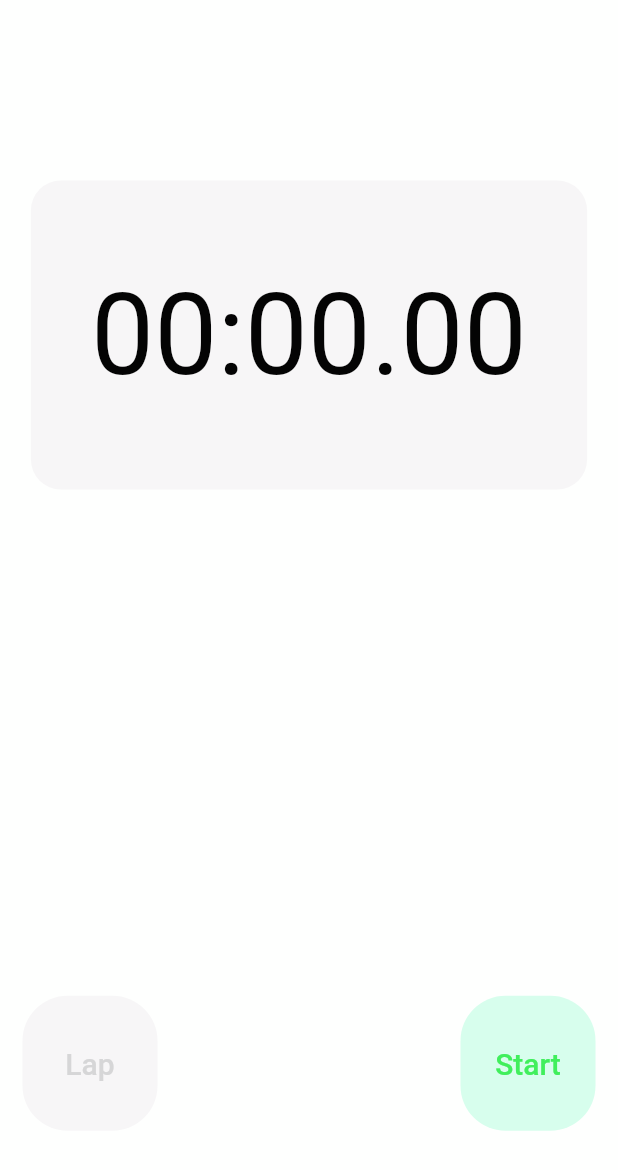
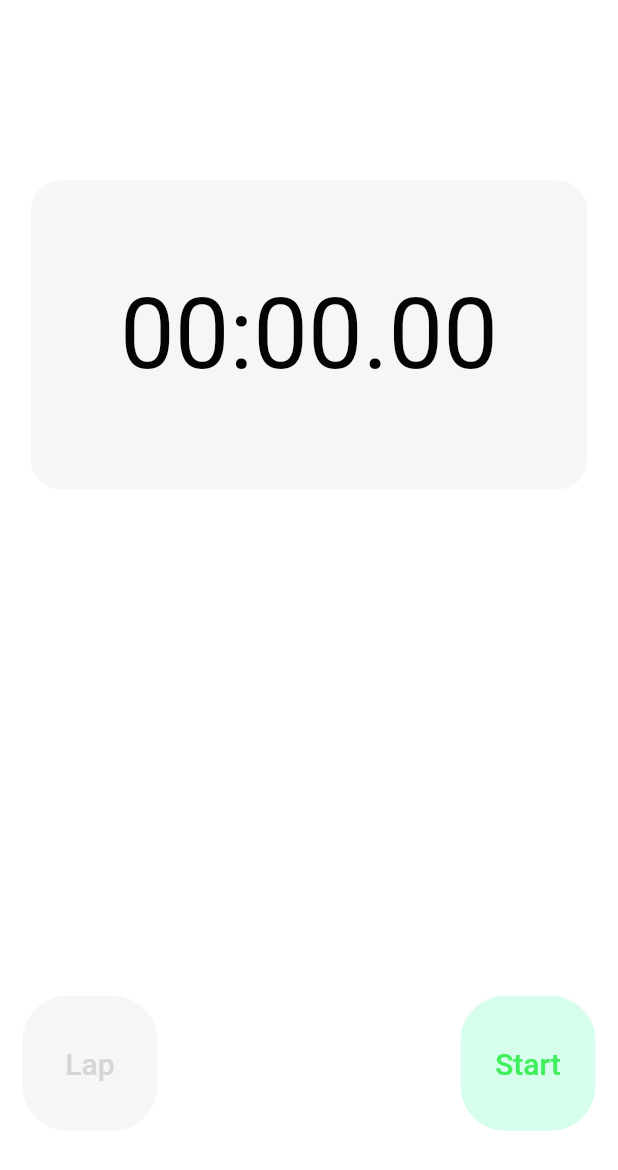
Before and after one commit to vincentmDAS/flutter_stopwatch, a Flutter app: the screen it shows after launch, on a phone screen of 412 x 824 dp. Shown: the top 1170 px of the screen. Run offline on Flutter 3.47's test engine with Material 2 defaults, Android fonts, the phone set to English and light mode, and no system bars; our stand-ins replace device_preview, flutter_riverpod.

Commit message:
update constant

```diff
--- a/lib/utility/constant.dart
+++ b/lib/utility/constant.dart
@@ -28,7 +28,7 @@ class AppStyles {
 
   static const TextStyle titleBoldBlack = TextStyle(
     color: AppColors.mainBlack,
-    fontSize: 75,
+    fontSize: 65,
     fontWeight: FontWeight.w400,
   );
   static const TextStyle buttonMainGreen = TextStyle(
```
Also changed, not shown: 1 other file.
